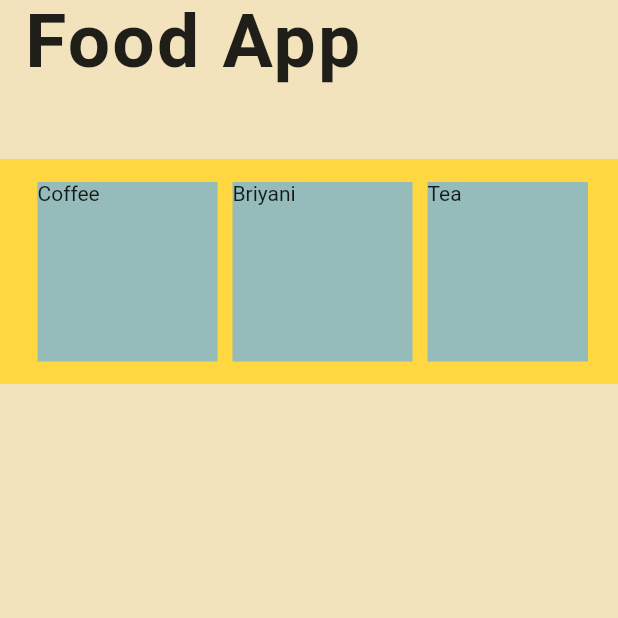
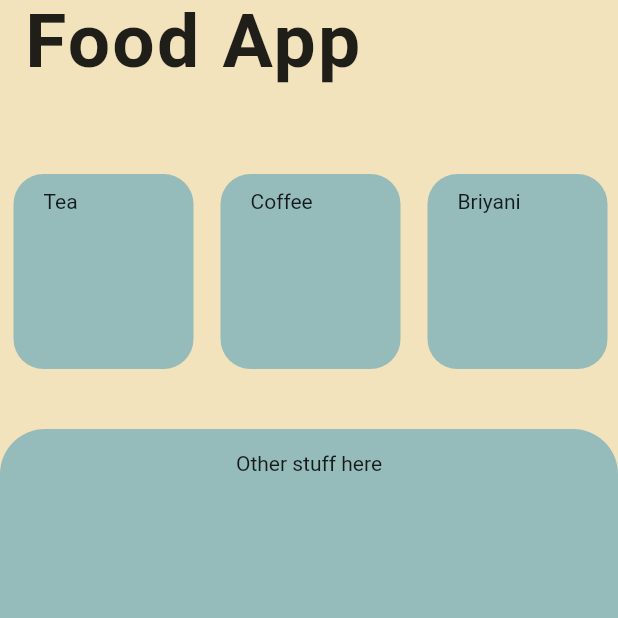
Before and after one commit to Cheyat-Dev/food_app, a Flutter app: the screen it shows after launch, on a phone screen of 412 x 824 dp, the top half of it. Run offline on Flutter 3.47's test engine with Material 2 defaults, Android fonts, the phone set to English and light mode, and no system bars; Roboto replaces fonts that are missing (BigShoulders).

Commit message:
Some changes done

```diff
--- a/food_app/lib/Pages/home.dart
+++ b/food_app/lib/Pages/home.dart
@@ -1,4 +1,6 @@
 import 'package:flutter/material.dart';
+import 'package:food_app/models/food_item.dart';
+import 'package:food_app/widgets/food_item_widget.dart';
 
 class Home extends StatefulWidget {
   @override
@@ -6,12 +8,12 @@ class Home extends StatefulWidget {
 }
 
 class _HomeState extends State<Home> {
-  List<String> recommendedItemsMock = [
-    'Coffee',
-    'Briyani',
-    'Tea',
-    'Rice',
-    'Chicken Tandoori'
+  List<FoodItemModel> recommendedItemsMock = [
+    FoodItemModel(itemName: 'Tea'),
+    FoodItemModel(itemName: 'Coffee'),
+    FoodItemModel(itemName: 'Briyani'),
+    FoodItemModel(itemName: 'Rice'),
+    FoodItemModel(itemName: 'Mutton'),
   ];
 
   @override
@@ -36,22 +38,37 @@ class _HomeState extends State<Home> {
           children: <Widget>[
             SizedBox(height: 50.0),
             Container(
-              padding: EdgeInsets.symmetric(
-                horizontal: 20.0,
-                vertical: 15.0,
+              height: 150.0,
+              padding: const EdgeInsets.symmetric(
+                vertical: 10.0,
               ),
-              height: 150.0,
-              color: Colors.amberAccent,
               child: ListView.builder(
-                scrollDirection: Axis.horizontal,
-                itemCount: recommendedItemsMock.length,
-                itemBuilder: (context, index) => Padding(
-                  padding: const EdgeInsets.symmetric(horizontal: 5.0),
-                  child: Container(
-                    width: 120.0,
-                    color: Theme.of(context).accentColor,
-                    child: Text(recommendedItemsMock[index]),
+                  scrollDirection: Axis.horizontal,
+                  itemCount: recommendedItemsMock.length,
+                  itemBuilder: (context, index) {
+                    FoodItemModel item = recommendedItemsMock[index];
+                    return FoodItem(
+                      item: item,
+                    );
+                  }),
+            ),
+            SizedBox(height: 30.0),
+            Expanded(
+              child: Container(
+                padding: const EdgeInsets.only(top: 15.0),
+                width: MediaQuery.of(context).size.width,
+                height: 100.0,
+                decoration: BoxDecoration(
+                  color: Theme.of(context).accentColor,
+                  borderRadius: BorderRadius.only(
+                    topLeft: Radius.circular(30.0),
+                    topRight: Radius.circular(30.0),
                   ),
+                ),
+                child: Column(
+                  children: <Widget>[
+                    Text('Other stuff here'),
+                  ],
                 ),
               ),
             ),
--- /dev/null
+++ b/food_app/lib/models/food_item.dart
@@ -0,0 +1,5 @@
+class FoodItemModel {
+  String itemName;
+
+  FoodItemModel({this.itemName});
+}
--- /dev/null
+++ b/food_app/lib/widgets/food_item_widget.dart
@@ -0,0 +1,31 @@
+import 'package:flutter/material.dart';
+import 'package:food_app/models/food_item.dart';
+
+class FoodItem extends StatefulWidget {
+  final FoodItemModel item;
+  FoodItem({this.item});
+
+  @override
+  _FoodItemState createState() => _FoodItemState();
+}
+
+class _FoodItemState extends State<FoodItem> {
+  @override
+  Widget build(BuildContext context) {
+    return Padding(
+      padding: const EdgeInsets.symmetric(horizontal: 9.0),
+      child: Container(
+        padding: EdgeInsets.symmetric(
+          horizontal: 20.0,
+          vertical: 10.0,
+        ),
+        decoration: BoxDecoration(
+          color: Theme.of(context).accentColor,
+          borderRadius: BorderRadius.circular(20.0),
+        ),
+        width: 120.0,
+        child: Text(widget.item.itemName),
+      ),
+    );
+  }
+}
```
